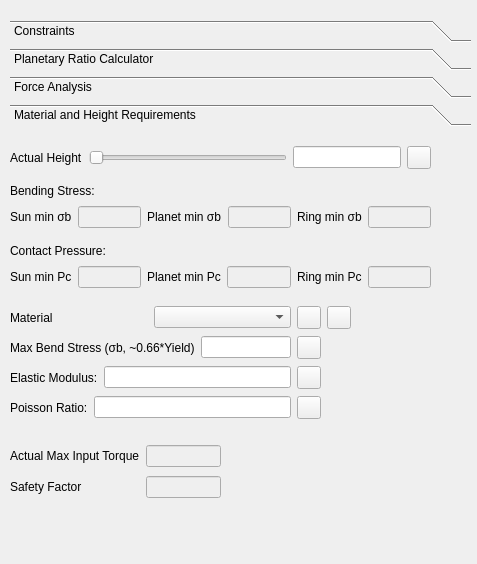
Old version of the form ui/gear-selectors.ui in the repository SimLeek/freecad.actuators.
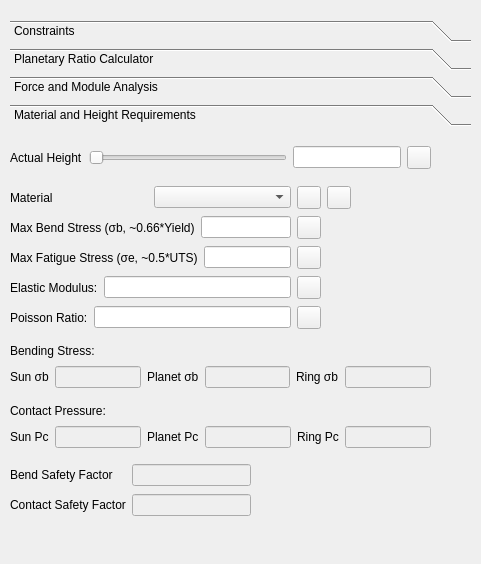
New version of the form. The open tabs and pages were chosen to show the change. Custom widgets are drawn as their Qt base class.

Commit message: Fixed k_estimate. Fixed pressure UI. Got material/height requirements page working.

What changed in the file:
```diff
--- a/ui/gear-selectors.ui
+++ b/ui/gear-selectors.ui
@@ -6,7 +6,7 @@
    <rect>
     <x>0</x>
     <y>0</y>
-    <width>477</width>
+    <width>481</width>
     <height>564</height>
    </rect>
   </property>
@@ -735,7 +735,7 @@
      </rect>
     </property>
     <attribute name="label">
-     <string>Force Analysis</string>
+     <string>Force and Module Analysis</string>
     </attribute>
     <widget class="QWidget" name="gridLayoutWidget_7">
      <property name="geometry">
@@ -1373,80 +1373,20 @@
     <attribute name="label">
      <string>Material and Height Requirements</string>
     </attribute>
-    <widget class="QWidget" name="gridLayoutWidget_5">
-     <property name="geometry">
-      <rect>
-       <x>0</x>
-       <y>170</y>
-       <width>341</width>
-       <height>31</height>
-      </rect>
-     </property>
-     <layout class="QGridLayout" name="gridLayout_5">
-      <item row="0" column="0">
-       <widget class="QLabel" name="label_10">
-        <property name="text">
-         <string>Material</string>
-        </property>
-       </widget>
-      </item>
-      <item row="0" column="1">
-       <widget class="QComboBox" name="comboBox"/>
-      </item>
-      <item row="0" column="2">
-       <widget class="QToolButton" name="number_of_planets_spinbox_lock_11"/>
-      </item>
-      <item row="0" column="3">
-       <widget class="QToolButton" name="number_of_planets_spinbox_lock_12"/>
-      </item>
-     </layout>
-    </widget>
-    <widget class="QWidget" name="gridLayoutWidget_17">
-     <property name="geometry">
-      <rect>
-       <x>0</x>
-       <y>200</y>
-       <width>311</width>
-       <height>31</height>
-      </rect>
-     </property>
-     <layout class="QGridLayout" name="gridLayout_17">
-      <item row="0" column="1">
-       <widget class="QLineEdit" name="lineEdit_13"/>
-      </item>
-      <item row="0" column="0">
-       <widget class="QLabel" name="label_67">
-        <property name="text">
-         <string>Max Bend Stress (σb, ~0.66*Yield)</string>
-        </property>
-       </widget>
-      </item>
-      <item row="0" column="2">
-       <widget class="LockUnlockButton" name="number_of_planets_spinbox_lock_3"/>
-      </item>
-     </layout>
-    </widget>
     <widget class="QWidget" name="gridLayoutWidget_43">
      <property name="geometry">
       <rect>
        <x>0</x>
-       <y>310</y>
-       <width>211</width>
-       <height>61</height>
+       <y>330</y>
+       <width>241</width>
+       <height>58</height>
       </rect>
      </property>
      <layout class="QGridLayout" name="gridLayout_43">
       <item row="0" column="0">
-       <widget class="QLabel" name="label_159">
-        <property name="text">
-         <string>Actual Max Input Torque</string>
-        </property>
-       </widget>
-      </item>
-      <item row="1" column="0">
        <widget class="QLabel" name="label_160">
         <property name="text">
-         <string>Safety Factor</string>
+         <string>Bend Safety Factor</string>
         </property>
        </widget>
       </item>
@@ -1457,6 +1397,13 @@
         </property>
        </widget>
       </item>
+      <item row="1" column="0">
+       <widget class="QLabel" name="label_166">
+        <property name="text">
+         <string>Contact Safety Factor</string>
+        </property>
+       </widget>
+      </item>
       <item row="1" column="1">
        <widget class="QLineEdit" name="lineEdit_68">
         <property name="enabled">
@@ -1466,82 +1413,32 @@
       </item>
      </layout>
     </widget>
-    <widget class="QWidget" name="gridLayoutWidget_20">
-     <property name="geometry">
-      <rect>
-       <x>0</x>
-       <y>260</y>
-       <width>311</width>
-       <height>31</height>
-      </rect>
-     </property>
-     <layout class="QGridLayout" name="gridLayout_20">
-      <item row="0" column="1">
-       <widget class="QLineEdit" name="lineEdit_24"/>
-      </item>
-      <item row="0" column="0">
-       <widget class="QLabel" name="label_70">
-        <property name="text">
-         <string>Poisson Ratio:</string>
-        </property>
-       </widget>
-      </item>
-      <item row="0" column="2">
-       <widget class="LockUnlockButton" name="number_of_planets_spinbox_lock_5"/>
-      </item>
-     </layout>
-    </widget>
-    <widget class="QWidget" name="gridLayoutWidget_19">
-     <property name="geometry">
-      <rect>
-       <x>0</x>
-       <y>230</y>
-       <width>311</width>
-       <height>31</height>
-      </rect>
-     </property>
-     <layout class="QGridLayout" name="gridLayout_19">
-      <item row="0" column="1">
-       <widget class="QLineEdit" name="lineEdit_23"/>
-      </item>
-      <item row="0" column="0">
-       <widget class="QLabel" name="label_68">
-        <property name="text">
-         <string>Elastic Modulus:</string>
-        </property>
-       </widget>
-      </item>
-      <item row="0" column="2">
-       <widget class="LockUnlockButton" name="number_of_planets_spinbox_lock_4"/>
-      </item>
-     </layout>
-    </widget>
     <widget class="QWidget" name="gridLayoutWidget_21">
      <property name="geometry">
       <rect>
        <x>0</x>
-       <y>130</y>
+       <y>290</y>
        <width>421</width>
        <height>31</height>
       </rect>
      </property>
      <layout class="QGridLayout" name="gridLayout_21">
       <item row="0" column="1">
-       <widget class="QLineEdit" name="lineEdit_25">
+       <widget class="QPressureEdit" name="sun_contact_pressure">
         <property name="enabled">
          <bool>false</bool>
         </property>
        </widget>
       </item>
       <item row="0" column="3">
-       <widget class="QLineEdit" name="lineEdit_26">
+       <widget class="QPressureEdit" name="planet_contact_pressure">
         <property name="enabled">
          <bool>false</bool>
         </property>
        </widget>
       </item>
       <item row="0" column="5">
-       <widget class="QLineEdit" name="lineEdit_27">
+       <widget class="QPressureEdit" name="ring_contact_pressure">
         <property name="enabled">
          <bool>false</bool>
         </property>
@@ -1550,21 +1447,21 @@
       <item row="0" column="2">
        <widget class="QLabel" name="label_75">
         <property name="text">
-         <string>Planet min Pc</string>
+         <string>Planet Pc</string>
         </property>
        </widget>
       </item>
       <item row="0" column="0">
        <widget class="QLabel" name="label_76">
         <property name="text">
-         <string>Sun min Pc</string>
+         <string>Sun Pc</string>
         </property>
        </widget>
       </item>
       <item row="0" column="4">
        <widget class="QLabel" name="label_77">
         <property name="text">
-         <string>Ring min Pc</string>
+         <string>Ring Pc</string>
         </property>
        </widget>
       </item>
@@ -1574,7 +1471,7 @@
      <property name="geometry">
       <rect>
        <x>0</x>
-       <y>110</y>
+       <y>270</y>
        <width>111</width>
        <height>17</height>
       </rect>
@@ -1587,28 +1484,28 @@
      <property name="geometry">
       <rect>
        <x>0</x>
-       <y>70</y>
+       <y>230</y>
        <width>421</width>
        <height>31</height>
       </rect>
      </property>
      <layout class="QGridLayout" name="gridLayout_16">
       <item row="0" column="1">
-       <widget class="QLineEdit" name="lineEdit_18">
+       <widget class="QPressureEdit" name="sun_bend_stress_lineedit">
         <property name="enabled">
          <bool>false</bool>
         </property>
        </widget>
       </item>
       <item row="0" column="3">
-       <widget class="QLineEdit" name="lineEdit_20">
+       <widget class="QPressureEdit" name="planet_bend_stress_lineedit">
         <property name="enabled">
          <bool>false</bool>
         </property>
        </widget>
       </item>
       <item row="0" column="5">
-       <widget class="QLineEdit" name="lineEdit_22">
+       <widget class="QPressureEdit" name="ring_bend_stress_lineedit">
         <property name="enabled">
          <bool>false</bool>
         </property>
@@ -1617,21 +1514,21 @@
       <item row="0" column="2">
        <widget class="QLabel" name="label_73">
         <property name="text">
-         <string>Planet min σb</string>
+         <string>Planet σb</string>
         </property>
        </widget>
       </item>
       <item row="0" column="0">
        <widget class="QLabel" name="label_72">
         <property name="text">
-         <string>Sun min σb</string>
+         <string>Sun σb</string>
         </property>
        </widget>
       </item>
       <item row="0" column="4">
        <widget class="QLabel" name="label_74">
         <property name="text">
-         <string>Ring min σb</string>
+         <string>Ring σb</string>
         </property>
        </widget>
       </item>
@@ -1641,7 +1538,7 @@
      <property name="geometry">
       <rect>
        <x>0</x>
-       <y>50</y>
+       <y>210</y>
        <width>91</width>
        <height>17</height>
       </rect>
@@ -1688,7 +1585,135 @@
        </widget>
       </item>
       <item row="0" column="3">
-       <widget class="LockUnlockButton" name="actual_height_lineedit_lock_2"/>
+       <widget class="LockUnlockButton" name="actual_height_lineedit_lock"/>
+      </item>
+     </layout>
+    </widget>
+    <widget class="QWidget" name="gridLayoutWidget_5">
+     <property name="geometry">
+      <rect>
+       <x>0</x>
+       <y>50</y>
+       <width>341</width>
+       <height>31</height>
+      </rect>
+     </property>
+     <layout class="QGridLayout" name="gridLayout_5">
+      <item row="0" column="0">
+       <widget class="QLabel" name="label_10">
+        <property name="text">
+         <string>Material</string>
+        </property>
+       </widget>
+      </item>
+      <item row="0" column="1">
+       <widget class="QComboBox" name="material_combobox"/>
+      </item>
+      <item row="0" column="2">
+       <widget class="QToolButton" name="material_combobox_load"/>
+      </item>
+      <item row="0" column="3">
+       <widget class="QToolButton" name="material_combobox_save"/>
+      </item>
+     </layout>
+    </widget>
+    <widget class="QWidget" name="gridLayoutWidget_17">
+     <property name="geometry">
+      <rect>
+       <x>0</x>
+       <y>80</y>
+       <width>311</width>
+       <height>31</height>
+      </rect>
+     </property>
+     <layout class="QGridLayout" name="gridLayout_17">
+      <item row="0" column="1">
+       <widget class="QPressureEdit" name="max_bend_stress_lineedit"/>
+      </item>
+      <item row="0" column="0">
+       <widget class="QLabel" name="label_67">
+        <property name="text">
+         <string>Max Bend Stress (σb, ~0.66*Yield)</string>
+        </property>
+       </widget>
+      </item>
+      <item row="0" column="2">
+       <widget class="LockUnlockButton" name="max_bend_stress_lineedit_lock"/>
+      </item>
+     </layout>
+    </widget>
+    <widget class="QWidget" name="gridLayoutWidget_20">
+     <property name="geometry">
+      <rect>
+       <x>0</x>
+       <y>170</y>
+       <width>311</width>
+       <height>31</height>
+      </rect>
+     </property>
+     <layout class="QGridLayout" name="gridLayout_20">
+      <item row="0" column="1">
+       <widget class="QFractionEdit" name="poisson_ratio_lineedit"/>
+      </item>
+      <item row="0" column="0">
+       <widget class="QLabel" name="label_70">
+        <property name="text">
+         <string>Poisson Ratio:</string>
+        </property>
+       </widget>
+      </item>
+      <item row="0" column="2">
+       <widget class="LockUnlockButton" name="poisson_ratio_lineedit_lock"/>
+      </item>
+     </layout>
+    </widget>
+    <widget class="QWidget" name="gridLayoutWidget_19">
+     <property name="geometry">
+      <rect>
+       <x>0</x>
+       <y>140</y>
+       <width>311</width>
+       <height>31</height>
+      </rect>
+     </property>
+     <layout class="QGridLayout" name="gridLayout_19">
+      <item row="0" column="1">
+       <widget class="QPressureEdit" name="elastic_modulus_lineedit"/>
+      </item>
+      <item row="0" column="0">
+       <widget class="QLabel" name="label_68">
+        <property name="text">
+         <string>Elastic Modulus:</string>
+        </property>
+       </widget>
+      </item>
+      <item row="0" column="2">
+       <widget class="LockUnlockButton" name="elastic_modulus_lineedit_lock"/>
+      </item>
+     </layout>
+    </widget>
+    <widget class="QWidget" name="gridLayoutWidget_25">
+     <property name="geometry">
+      <rect>
+       <x>0</x>
+       <y>110</y>
+       <width>311</width>
+       <height>31</height>
+      </rect>
+     </property>
+     <layout class="QGridLayout" name="gridLayout_25">
+      <item row="0" column="1">
+       <widget class="QPressureEdit" name="max_fatigue_stress_lineedit"/>
+      </item>
+      <item row="0" column="0">
+       <widget class="QLabel" name="label_69">
+        <property name="text">
+         <string>Max Fatigue Stress (σe, ~0.5*UTS)</string>
+        </property>
+       </widget>
+      </item>
+      <item row="0" column="2">
+       <widget class="LockUnlockButton" name="max_fatiguq_stress_lineedit_lock"/>
       </item>
      </layout>
     </widget>
@@ -1731,6 +1756,16 @@
    <extends>QLineEdit</extends>
    <header>.force_ui</header>
   </customwidget>
+  <customwidget>
+   <class>QPressureEdit</class>
+   <extends>QLineEdit</extends>
+   <header>.pressure_ui</header>
+  </customwidget>
+  <customwidget>
+   <class>QEvalEdit</class>
+   <extends>QLineEdit</extends>
+   <header>.eval_ui</header>
+  </customwidget>
  </customwidgets>
  <resources/>
  <connections/>
```
Left out of the diff: 22 changed lines with no effect on the pictures. The commit also changes 4 other files.
